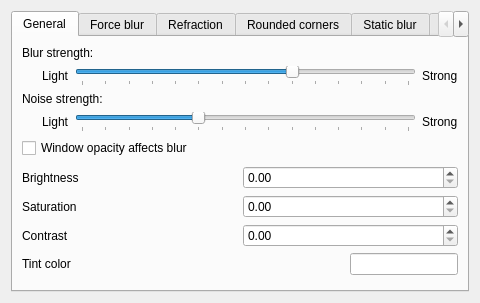
4v3ngR/kwin-effects-glass, file src/kcm/blur_config.ui: the form before one commit.
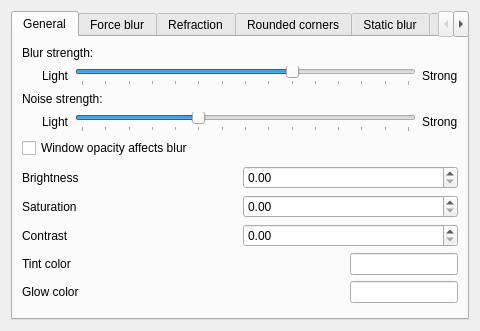
The form after the commit. Icons and pictures are not drawn. Custom widgets are drawn as their Qt base class.

Commit message: separate tint and glow

```diff
--- a/src/kcm/blur_config.ui
+++ b/src/kcm/blur_config.ui
@@ -276,6 +276,30 @@
          </item>
         </layout>
        </item>
+       <item>
+        <layout class="QHBoxLayout">
+         <item>
+          <widget class="QLabel" name="labelGlowColor">
+           <property name="text">
+            <string>Glow color</string>
+           </property>
+          </widget>
+         </item>
+         <item>
+          <widget class="QLineEdit" name="kcfg_GlowColor">
+           <property name="sizePolicy">
+            <sizepolicy hsizetype="Fixed" vsizetype="Fixed">
+             <horstretch>0</horstretch>
+             <verstretch>0</verstretch>
+            </sizepolicy>
+           </property>
+           <property name="toolTip">
+            <string>Enter a color in #AARRGGBB format. The A (alpha) channel sets glow strength.</string>
+           </property>
+          </widget>
+         </item>
+        </layout>
+       </item>
        <item>
         <widget class="QWidget" name="widget" native="true">
          <property name="sizePolicy">
```
The commit also changes 7 other files.
